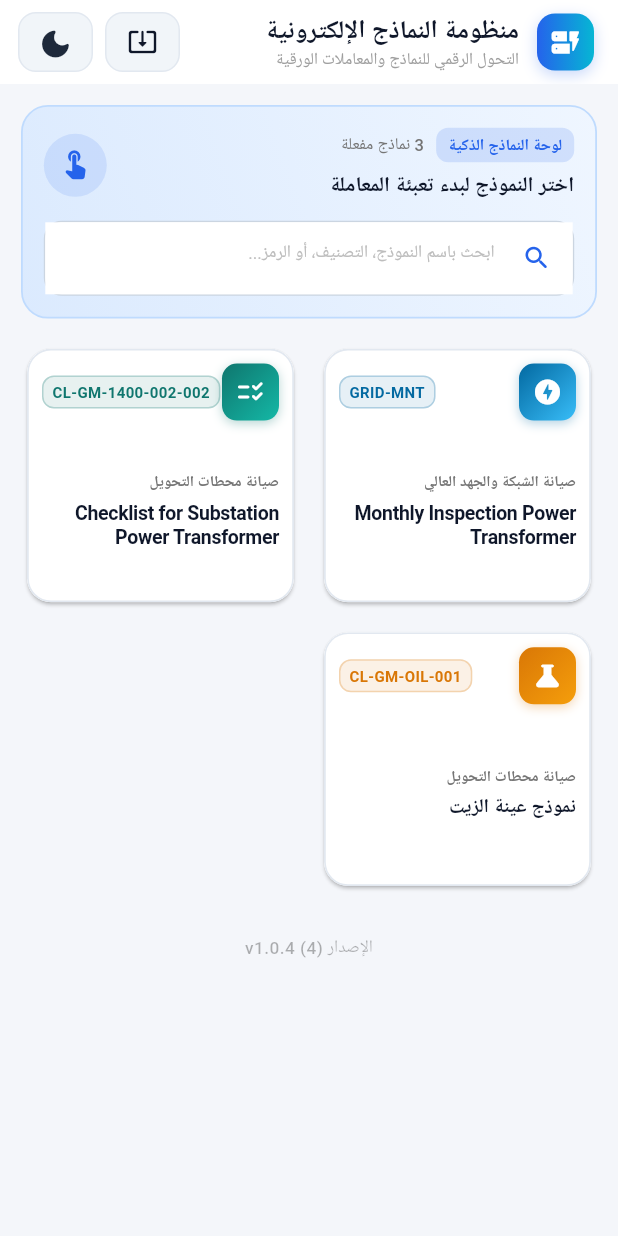
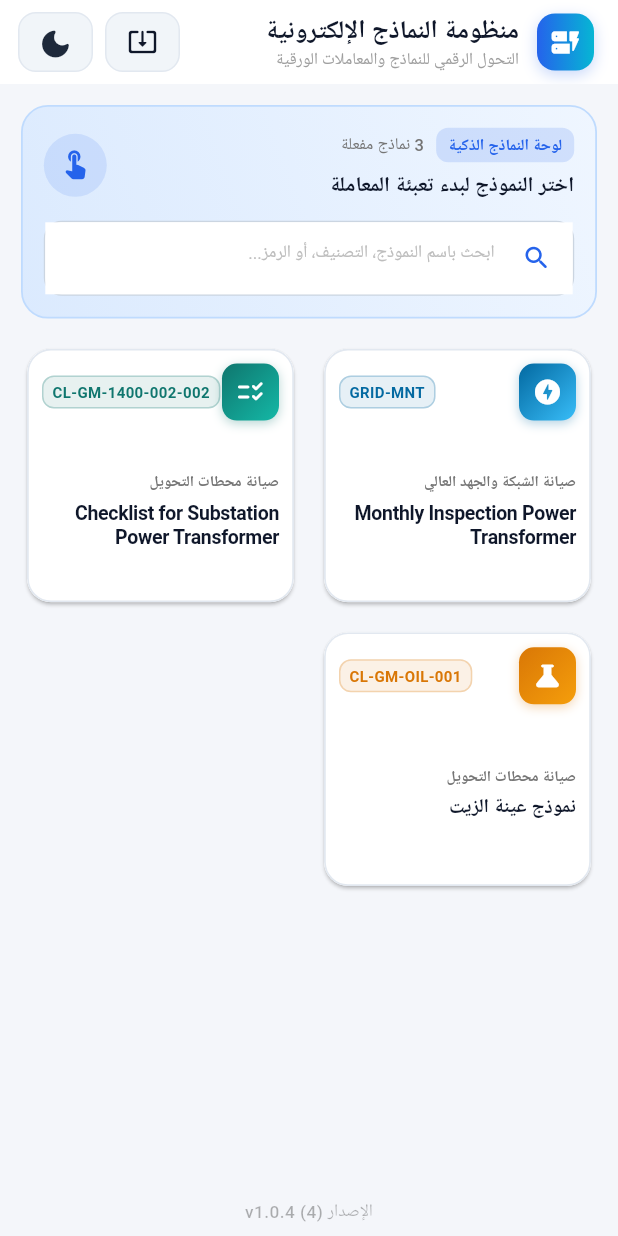
Before and after one commit to TQAPPS/eforms-releases, a Flutter app: the screen it shows after launch, on a phone screen of 412 x 824 dp. Run offline on Flutter 3.47's test engine with Material 3 defaults, Android fonts, the phone set to English and light mode, and no system bars; our stand-ins replace dio, google_fonts, open_filex, package_info_plus, pdf, printing; missing offline and left inert: file_saver; network calls fail; Roboto replaces fonts that are missing (Cairo).

Commit message:
feat: fix version text at the bottomNavigationBar of the screen

```diff
--- a/lib/screens/home_screen.dart
+++ b/lib/screens/home_screen.dart
@@ -1881,13 +1881,20 @@ class _HomeScreenState extends State<HomeScreen> {
                               ),
                             ),
                           ),
-
-                    // Subtle Transparent App Version Footer
-                    if (_appVersion.isNotEmpty)
-                      SliverToBoxAdapter(
+                  ],
+                ),
+              ),
+            );
+          },
+        ),
+      ),
+      bottomNavigationBar: _appVersion.isNotEmpty
+          ? SafeArea(
+              top: false,
               child: Padding(
-                          padding: const EdgeInsets.only(bottom: 20.0, top: 4.0),
+                padding: const EdgeInsets.only(bottom: 8.0, top: 4.0),
                 child: Center(
+                  heightFactor: 1.0,
                   child: Opacity(
                     opacity: 0.35,
                     child: Text(
@@ -1902,14 +1909,8 @@ class _HomeScreenState extends State<HomeScreen> {
                   ),
                 ),
               ),
-                      ),
-                  ],
-                ),
-              ),
-            );
-          },
-        ),
-      ),
+            )
+          : null,
     );
   }
 
```
Lines whose indentation alone changed are shown as unchanged.
